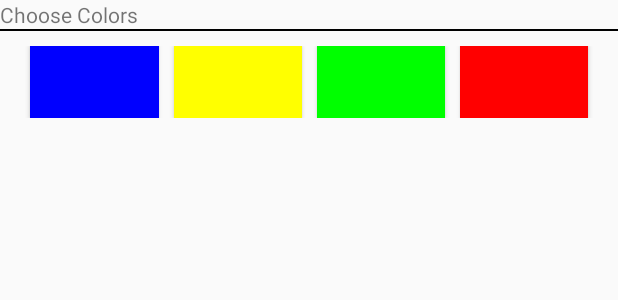
After one commit to phanmanhcuong/NoteAssignment, an Android app: the layout popup_window.xml on its own in the app's theme, with its tools: preview values and no code run, on a phone screen of 412 x 824 dp. The commit adds this screen. Shown: the top 300 px of the screen. Run offline under Robolectric (Android 15) with nearby library versions, the phone set to English and light mode, and no system bars.

Commit message:
change background color with edit button

```diff
--- a/app/src/main/AndroidManifest.xml
+++ b/app/src/main/AndroidManifest.xml
@@ -1,4 +1,5 @@
 <?xml version="1.0" encoding="utf-8"?>
+
 <manifest xmlns:android="http://schemas.android.com/apk/res/android"
     package="com.example.cuongphan.noteassignment">
 
--- a/app/src/main/java/com/example/cuongphan/noteassignment/FirstScreenActivity.java
+++ b/app/src/main/java/com/example/cuongphan/noteassignment/FirstScreenActivity.java
@@ -14,9 +14,8 @@ public class FirstScreenActivity extends AppCompatActivity {
         super.onCreate(savedInstanceState);
         setContentView(R.layout.activity_first_screen);
         ActionBar actionBar = this.getSupportActionBar();
-        //actionBar.setDisplayShowHomeEnabled(true);
-        actionBar.setDisplayOptions(ActionBar.DISPLAY_SHOW_HOME | ActionBar.DISPLAY_SHOW_TITLE);
-        actionBar.setLogo(R.drawable.note);
+        actionBar.setDisplayShowHomeEnabled(true);
+        actionBar.setIcon(R.drawable.note);
     }
 
     @Override
--- a/app/src/main/res/layout/activity_second_screen.xml
+++ b/app/src/main/res/layout/activity_second_screen.xml
@@ -1,5 +1,5 @@
 <?xml version="1.0" encoding="utf-8"?>
 <RelativeLayout xmlns:android="http://schemas.android.com/apk/res/android"
-    android:layout_width="match_parent" android:layout_height="match_parent">
-
+    android:layout_width="match_parent" android:layout_height="match_parent"
+    android:id="@+id/screen2_id">
 </RelativeLayout>
--- /dev/null
+++ b/app/src/main/res/layout/popup_window.xml
@@ -0,0 +1,55 @@
+<?xml version="1.0" encoding="utf-8"?>
+<LinearLayout xmlns:android="http://schemas.android.com/apk/res/android"
+    android:orientation="vertical" android:layout_width="match_parent"
+    android:layout_height="wrap_content">
+    <TextView
+        android:layout_width="match_parent"
+        android:layout_height="wrap_content"
+        android:text="@string/choosecolor" />
+    <View
+        android:layout_width="match_parent"
+        android:layout_height="2px"
+        android:background="@color/colorBlack"/>
+    <LinearLayout
+        android:layout_width="wrap_content"
+        android:layout_height="wrap_content"
+        android:layout_marginTop="10dp"
+        android:layout_marginBottom="10dp"
+        android:layout_marginLeft="10dp"
+        android:layout_marginRight="10dp">
+
+        <Button
+            android:id="@+id/btn_blue"
+            android:layout_width="0dp"
+            android:layout_weight="1"
+            android:layout_height="wrap_content"
+            android:background="@color/colorBlue"
+            android:layout_marginLeft="10dp"
+            android:onClick="changeColor"/>
+        <Button
+            android:id="@+id/btn_yellow"
+            android:layout_width="0dp"
+            android:layout_weight="1"
+            android:layout_height="wrap_content"
+            android:background="@color/colorYellow"
+            android:layout_marginLeft="10dp"
+            android:onClick="changeColor"/>
+        <Button
+            android:id="@+id/btn_green"
+            android:layout_width="0dp"
+            android:layout_weight="1"
+            android:layout_height="wrap_content"
+            android:background="@color/colorGreen"
+            android:layout_marginLeft="10dp"
+            android:onClick="changeColor"/>
+        <Button
+            android:id="@+id/btn_red"
+            android:layout_width="0dp"
+            android:layout_weight="1"
+            android:layout_height="wrap_content"
+            android:background="@color/colorRed"
+            android:layout_marginLeft="10dp"
+            android:layout_marginRight="10dp"
+            android:onClick="changeColor"/>
+    </LinearLayout>
+</LinearLayout>
--- a/app/src/main/res/values/colors.xml
+++ b/app/src/main/res/values/colors.xml
@@ -3,4 +3,10 @@
     <color name="colorPrimary">#3F51B5</color>
     <color name="colorPrimaryDark">#303F9F</color>
     <color name="colorAccent">#FF4081</color>
+    <color name="colorBlack">#000</color>
+    <color name="colorGreen">#00FF00</color>
+    <color name="colorYellow">#FFFF00</color>
+    <color name="colorRed">#FF0000</color>
+    <color name="colorBlue">#0000FF</color>
+    <color name="colorCyan">#00FFFF</color>
 </resources>
--- a/app/src/main/res/values/strings.xml
+++ b/app/src/main/res/values/strings.xml
@@ -1,8 +1,9 @@
 <resources>
     <string name="app_name">NoteAssignment</string>
-    <string name="note">note</string>
+    <string name="note">Note</string>
     <string name="camera">camera</string>
     <string name="backgroundcolor">backgroundcolor</string>
     <string name="check">check</string>
     <string name="add">add</string>
+    <string name="choosecolor">Choose Colors</string>
 </resources>
```
Also changed, not shown: app/src/main/java/com/example/cuongphan/noteassignment/SecondScreenActivity.java (+48 -1 lines).
